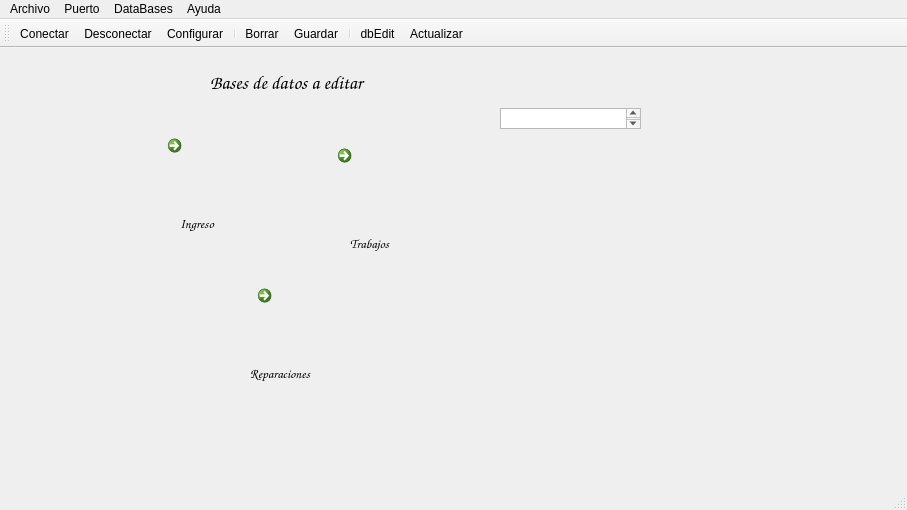
This is mainwindow.ui in Matias2178/Sistema_Postventa as Qt 5 draws it before an edit. The edited form follows.
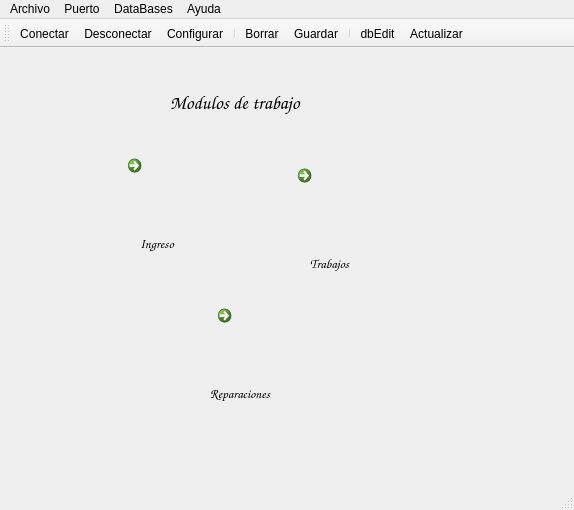
This is the edited form. Icons and pictures are not drawn.

Commit message: Se desentralizo las tareas en distintas ventanas para que el programa sea mas intuitivo Se modificaron las estructuras de las tablas, se agrego mas datos en la tabla Ingreso, para que se carguen mas datos de los elementos que ingresan Se modifico la tabla de Fallas, se agrego los el codigo de fallas para los presupuestos y bonificacion que tiene cada falla.

What changed in the file:
```diff
--- a/mainwindow.ui
+++ b/mainwindow.ui
@@ -6,7 +6,7 @@
    <rect>
     <x>0</x>
     <y>0</y>
-    <width>907</width>
+    <width>574</width>
     <height>510</height>
    </rect>
   </property>
@@ -18,22 +18,12 @@
     <normaloff>:/images/Analisis.png</normaloff>:/images/Analisis.png</iconset>
   </property>
   <widget class="QWidget" name="centralWidget">
-   <widget class="QTextEdit" name="LectLIN">
-    <property name="geometry">
-     <rect>
-      <x>500</x>
-      <y>60</y>
-      <width>141</width>
-      <height>21</height>
-     </rect>
-    </property>
-   </widget>
    <widget class="QCommandLinkButton" name="PantallaIngreso">
     <property name="geometry">
      <rect>
-      <x>160</x>
-      <y>80</y>
-      <width>91</width>
+      <x>120</x>
+      <y>100</y>
+      <width>90</width>
       <height>101</height>
      </rect>
     </property>
@@ -54,9 +44,9 @@
    <widget class="QCommandLinkButton" name="PantallaTrabajos">
     <property name="geometry">
      <rect>
-      <x>330</x>
-      <y>90</y>
-      <width>91</width>
+      <x>290</x>
+      <y>110</y>
+      <width>90</width>
       <height>101</height>
      </rect>
     </property>
@@ -77,9 +67,9 @@
    <widget class="QCommandLinkButton" name="PantallaReparaciones">
     <property name="geometry">
      <rect>
-      <x>250</x>
-      <y>230</y>
-      <width>91</width>
+      <x>210</x>
+      <y>250</y>
+      <width>90</width>
       <height>101</height>
      </rect>
     </property>
@@ -100,9 +90,9 @@
    <widget class="QLabel" name="label_4">
     <property name="geometry">
      <rect>
-      <x>180</x>
-      <y>160</y>
-      <width>61</width>
+      <x>140</x>
+      <y>180</y>
+      <width>60</width>
       <height>30</height>
      </rect>
     </property>
@@ -121,9 +111,9 @@
    <widget class="QLabel" name="label_3">
     <property name="geometry">
      <rect>
-      <x>210</x>
-      <y>20</y>
-      <width>231</width>
+      <x>170</x>
+      <y>40</y>
+      <width>230</width>
       <height>30</height>
      </rect>
     </property>
@@ -136,15 +126,15 @@
      </font>
     </property>
     <property name="text">
-     <string>Bases de datos a editar</string>
+     <string>Modulos de trabajo</string>
     </property>
    </widget>
    <widget class="QLabel" name="label_5">
     <property name="geometry">
      <rect>
-      <x>350</x>
-      <y>180</y>
-      <width>61</width>
+      <x>310</x>
+      <y>200</y>
+      <width>60</width>
       <height>30</height>
      </rect>
     </property>
@@ -163,9 +153,9 @@
    <widget class="QLabel" name="label_6">
     <property name="geometry">
      <rect>
-      <x>250</x>
-      <y>310</y>
-      <width>81</width>
+      <x>210</x>
+      <y>330</y>
+      <width>80</width>
       <height>30</height>
      </rect>
     </property>
@@ -187,7 +177,7 @@
     <rect>
      <x>0</x>
      <y>0</y>
-     <width>907</width>
+     <width>574</width>
      <height>21</height>
     </rect>
    </property>
```
Left out of the diff: 6 changed lines with no effect on the pictures. The commit also changes 25 other files.
